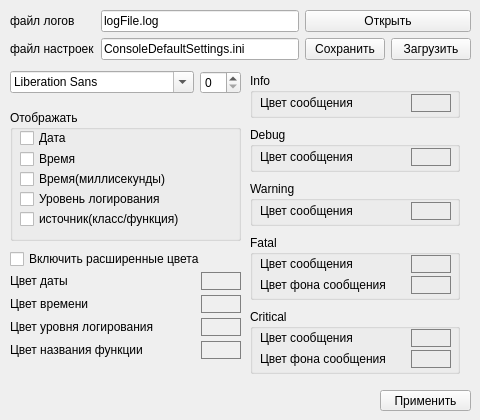
Before: the Qt Designer form LogWidgetSettings.ui in denwoken/LogConsole, drawn with Qt 5.
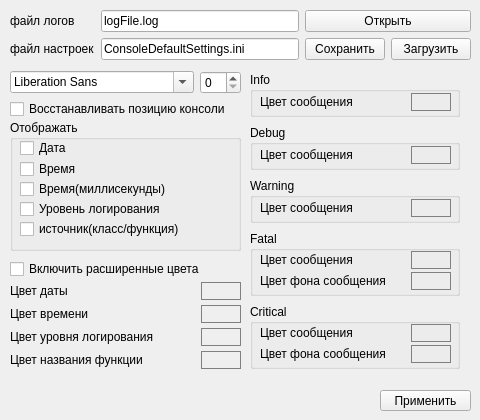
After: the same form once the commit is applied.

What changed in the file:
```diff
--- a/LogWidgetSettings.ui
+++ b/LogWidgetSettings.ui
@@ -23,7 +23,7 @@
    <property name="geometry">
     <rect>
      <x>10</x>
-     <y>110</y>
+     <y>120</y>
      <width>231</width>
      <height>131</height>
     </rect>
@@ -104,7 +104,7 @@
    <property name="geometry">
     <rect>
      <x>10</x>
-     <y>270</y>
+     <y>280</y>
      <width>231</width>
      <height>91</height>
     </rect>
@@ -376,7 +376,7 @@
    <property name="geometry">
     <rect>
      <x>10</x>
-     <y>250</y>
+     <y>260</y>
      <width>211</width>
      <height>18</height>
     </rect>
@@ -391,7 +391,7 @@
      <x>250</x>
      <y>70</y>
      <width>222</width>
-     <height>311</height>
+     <height>301</height>
     </rect>
    </property>
    <layout class="QVBoxLayout" name="verticalLayout">
@@ -805,6 +805,19 @@
     </item>
    </layout>
   </widget>
+  <widget class="QCheckBox" name="checkBoxRestoreSize">
+   <property name="geometry">
+    <rect>
+     <x>10</x>
+     <y>100</y>
+     <width>231</width>
+     <height>18</height>
+    </rect>
+   </property>
+   <property name="text">
+    <string>Восстанавливать позицию консоли</string>
+   </property>
+  </widget>
  </widget>
  <resources/>
  <connections/>
```
